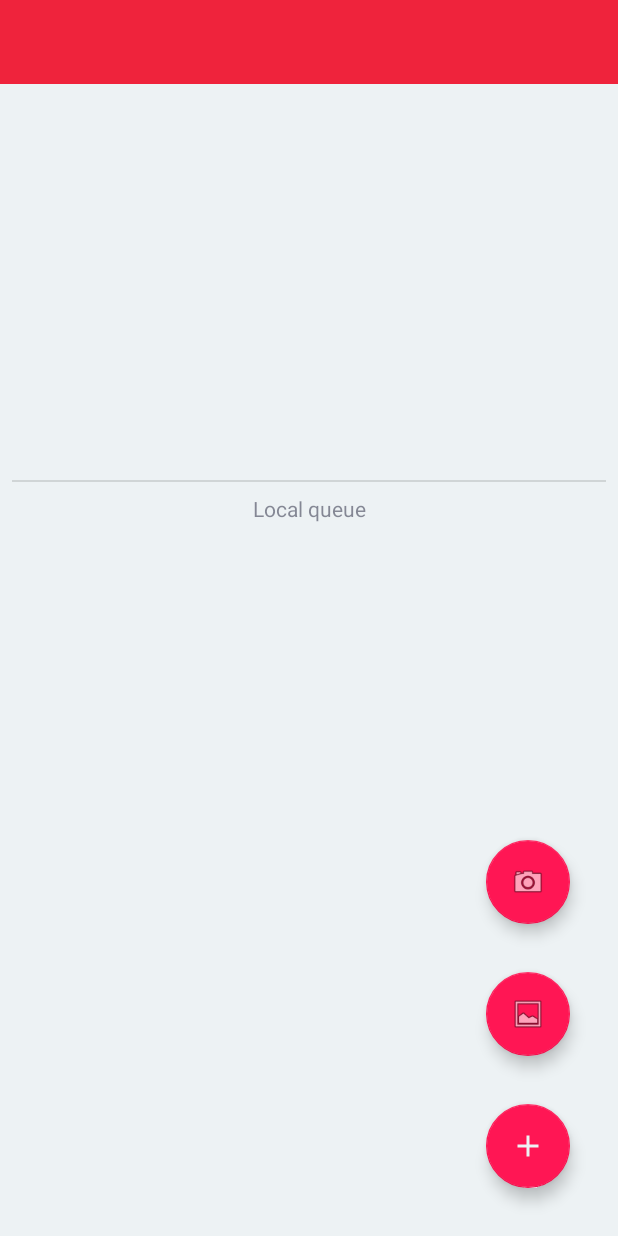
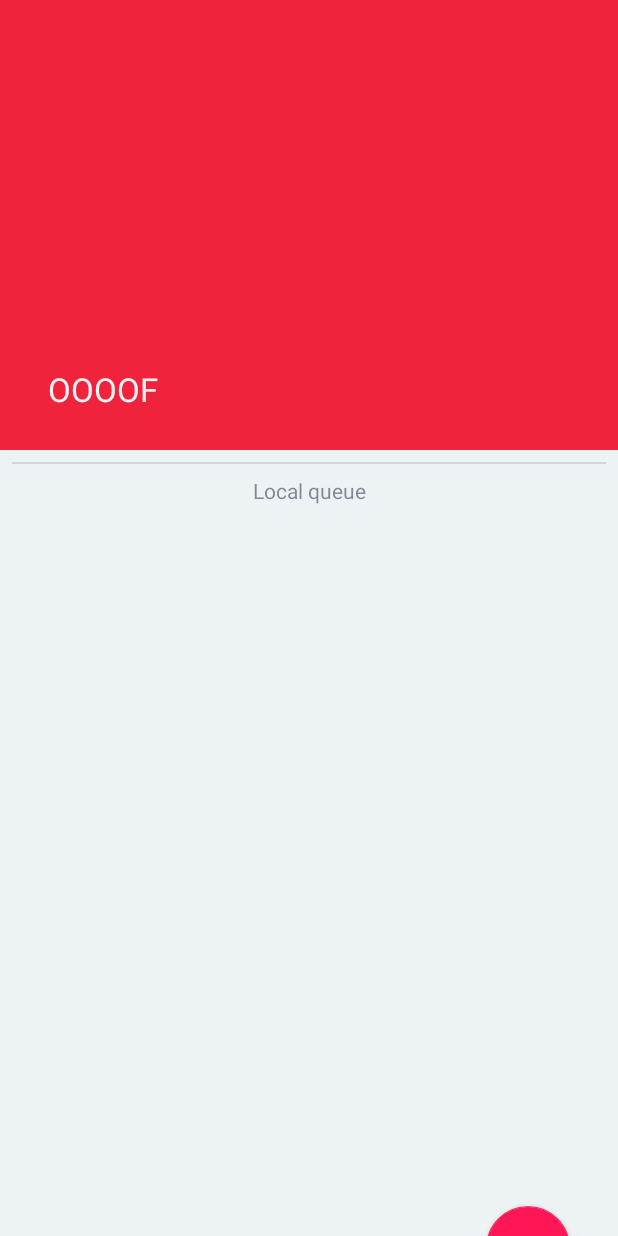
Before and after one commit to Sebastiaan-Alvarez-Rodriguez/Pythonator, an Android app: the layout activity_main.xml on its own in the app's theme, with its tools: preview values and no code run, on a phone screen of 412 x 824 dp. Run offline under Robolectric (Android 15) with nearby library versions, the phone set to English and light mode, and no system bars.

Commit message:
Theoretical implementation of coordination based layout handling

```diff
--- a/app/app/src/main/res/layout/activity_main.xml
+++ b/app/app/src/main/res/layout/activity_main.xml
@@ -1,109 +1,68 @@
 <?xml version="1.0" encoding="utf-8"?>
-<androidx.constraintlayout.widget.ConstraintLayout xmlns:android="http://schemas.android.com/apk/res/android"
+<androidx.coordinatorlayout.widget.CoordinatorLayout xmlns:android="http://schemas.android.com/apk/res/android"
     xmlns:app="http://schemas.android.com/apk/res-auto"
-    xmlns:tools="http://schemas.android.com/tools"
     android:id="@+id/main_layout"
     android:layout_width="match_parent"
-    android:layout_height="match_parent">
+    android:layout_height="match_parent"
+    android:fitsSystemWindows="true">
 
-    <androidx.appcompat.widget.Toolbar
-        android:id="@+id/main_toolbar"
+    <com.google.android.material.appbar.AppBarLayout
+        android:id="@+id/main_appbar"
         android:layout_width="match_parent"
-        android:layout_height="wrap_content"
-        app:layout_constraintEnd_toEndOf="parent"
-        app:layout_constraintStart_toStartOf="parent"
-        app:layout_constraintTop_toTopOf="parent"/>
+        android:layout_height="300dp"
+        android:fitsSystemWindows="true">
 
-    <include
-        android:id="@+id/include"
-        layout="@layout/item_image"
-        android:layout_width="0dp"
-        android:layout_height="wrap_content"
-        app:layout_constraintEnd_toEndOf="parent"
-        app:layout_constraintHorizontal_bias="0.0"
-        app:layout_constraintStart_toStartOf="parent"
-        app:layout_constraintTop_toBottomOf="@+id/main_toolbar" />
+        <com.google.android.material.appbar.CollapsingToolbarLayout
+            android:layout_width="match_parent"
+            android:layout_height="match_parent"
+            app:layout_scrollFlags="scroll|exitUntilCollapsed"
+            app:title="OOOOF"
+            app:collapsedTitleTextAppearance="@style/Toolbar.TextAppearance"
+            app:expandedTitleTextAppearance="@style/Toolbar.TextAppearance">
 
-    <View
-        android:id="@+id/main_divider"
+            <androidx.constraintlayout.widget.ConstraintLayout
                 android:layout_width="match_parent"
-        android:layout_height="1dp"
-        android:layout_marginStart="8dp"
-        android:layout_marginTop="8dp"
-        android:layout_marginEnd="8dp"
-        android:background="?android:attr/listDivider"
-        app:layout_constraintEnd_toEndOf="parent"
-        app:layout_constraintHorizontal_bias="0.0"
-        app:layout_constraintStart_toStartOf="parent"
-        app:layout_constraintTop_toBottomOf="@+id/include" />
-
-    <TextView
-        android:id="@+id/main_queue_text"
-        android:layout_width="wrap_content"
-        android:layout_height="wrap_content"
-        android:layout_marginTop="8dp"
-        android:text="Local queue"
-        app:layout_constraintEnd_toEndOf="parent"
-        app:layout_constraintStart_toStartOf="parent"
-        app:layout_constraintTop_toBottomOf="@+id/main_divider" />
-
-    <androidx.recyclerview.widget.RecyclerView
-        android:id="@+id/main_queue_list"
-        android:layout_width="0dp"
-        android:layout_height="0dp"
-        android:layout_marginStart="8dp"
-        android:layout_marginTop="16dp"
-        android:layout_marginEnd="8dp"
-        app:layout_behavior="@string/appbar_scrolling_view_behavior"
-        app:layout_constraintBottom_toBottomOf="parent"
-        app:layout_constraintEnd_toEndOf="parent"
-        app:layout_constraintHorizontal_bias="0.0"
-        app:layout_constraintStart_toStartOf="parent"
-        app:layout_constraintTop_toBottomOf="@+id/main_queue_text" />
+                android:layout_height="match_parent"
+                android:fitsSystemWindows="true"
+                app:layout_collapseMode="parallax"
+                android:scaleType="centerCrop">
 
                 <TextView
                     android:id="@+id/main_queue_nothing_drawn"
-        android:layout_width="wrap_content"
+                    android:layout_width="match_parent"
+                    android:textAlignment="center"
                     android:layout_height="wrap_content"
                     android:text="Nothing being drawn yet"
+                    android:textColor="@color/colorWindowBackground"
                     android:textSize="30sp"
                     android:visibility="invisible"
                     app:layout_constraintBottom_toBottomOf="@+id/include"
                     app:layout_constraintEnd_toEndOf="parent"
                     app:layout_constraintStart_toStartOf="parent"
                     app:layout_constraintTop_toTopOf="@+id/include" />
+                <include
+                    android:id="@+id/include"
+                    layout="@layout/item_image"
+                    android:layout_width="@dimen/image_width"
+                    android:layout_height="@dimen/image_height"
+                    app:layout_constraintEnd_toEndOf="parent"
+                    app:layout_constraintStart_toStartOf="parent"
+                    app:layout_constraintTop_toTopOf="parent"/>
+            </androidx.constraintlayout.widget.ConstraintLayout>
+            <androidx.appcompat.widget.Toolbar
+                android:id="@+id/main_toolbar"
+                android:layout_width="match_parent"
+                android:layout_height="?attr/actionBarSize"
+                app:layout_collapseMode="pin"
+                app:layout_constraintTop_toBottomOf="@id/include" />
 
-    <com.google.android.material.floatingactionbutton.FloatingActionButton
-        android:id="@+id/main_fab_camera"
-        android:layout_width="wrap_content"
-        android:layout_height="wrap_content"
-        android:layout_marginEnd="32dp"
-        android:layout_marginBottom="32dp"
-        android:clickable="true"
-        app:layout_constraintBottom_toTopOf="@+id/main_fab_gallery"
-        app:layout_constraintEnd_toEndOf="parent"
-        app:srcCompat="@android:drawable/ic_menu_camera" />
+        </com.google.android.material.appbar.CollapsingToolbarLayout>
+    </com.google.android.material.appbar.AppBarLayout>
 
-    <com.google.android.material.floatingactionbutton.FloatingActionButton
-        android:id="@+id/main_fab_gallery"
-        android:layout_width="wrap_content"
-        android:layout_height="wrap_content"
-        android:layout_marginEnd="32dp"
-        android:layout_marginBottom="32dp"
-        android:clickable="true"
-        app:layout_constraintBottom_toTopOf="@+id/main_fab_add"
-        app:layout_constraintEnd_toEndOf="parent"
-        app:srcCompat="@android:drawable/ic_menu_gallery" />
+    <include
+        layout="@layout/image_queue"
+        android:layout_width="match_parent"
+        android:layout_height="match_parent"
+        app:layout_behavior="@string/appbar_scrolling_view_behavior"/>
 
-    <com.google.android.material.floatingactionbutton.FloatingActionButton
-        android:id="@+id/main_fab_add"
-        android:layout_width="wrap_content"
-        android:layout_height="wrap_content"
-        android:layout_marginEnd="32dp"
-        android:layout_marginBottom="32dp"
-        android:clickable="true"
-        app:layout_constraintBottom_toBottomOf="parent"
-        app:layout_constraintEnd_toEndOf="parent"
-        app:srcCompat="@drawable/ic_add" />
-
-</androidx.constraintlayout.widget.ConstraintLayout>
+</androidx.coordinatorlayout.widget.CoordinatorLayout>
--- /dev/null
+++ b/app/app/src/main/res/layout/image_queue.xml
@@ -0,0 +1,78 @@
+<?xml version="1.0" encoding="utf-8"?>
+<androidx.constraintlayout.widget.ConstraintLayout xmlns:android="http://schemas.android.com/apk/res/android"
+    xmlns:app="http://schemas.android.com/apk/res-auto"
+    android:orientation="vertical"
+    android:layout_width="match_parent"
+    android:layout_height="match_parent">
+
+
+    <View
+        android:id="@+id/main_divider"
+        android:layout_width="match_parent"
+        android:layout_height="1dp"
+        android:layout_marginStart="8dp"
+        android:layout_marginTop="8dp"
+        android:layout_marginEnd="8dp"
+        android:background="?android:attr/listDivider"
+        app:layout_constraintEnd_toEndOf="parent"
+        app:layout_constraintHorizontal_bias="0.0"
+        app:layout_constraintStart_toStartOf="parent"
+        app:layout_constraintTop_toTopOf="parent" />
+
+    <TextView
+        android:id="@+id/main_queue_text"
+        android:layout_width="wrap_content"
+        android:layout_height="wrap_content"
+        android:layout_marginTop="8dp"
+        android:text="Local queue"
+        app:layout_constraintEnd_toEndOf="parent"
+        app:layout_constraintStart_toStartOf="parent"
+        app:layout_constraintTop_toBottomOf="@+id/main_divider" />
+
+    <androidx.recyclerview.widget.RecyclerView
+        android:id="@+id/main_queue_list"
+        android:layout_width="0dp"
+        android:layout_height="0dp"
+        android:layout_marginStart="8dp"
+        android:layout_marginTop="16dp"
+        android:layout_marginEnd="8dp"
+        app:layout_behavior="@string/appbar_scrolling_view_behavior"
+        app:layout_constraintBottom_toBottomOf="parent"
+        app:layout_constraintEnd_toEndOf="parent"
+        app:layout_constraintHorizontal_bias="0.0"
+        app:layout_constraintStart_toStartOf="parent"
+        app:layout_constraintTop_toBottomOf="@+id/main_queue_text" />
+
+    <com.google.android.material.floatingactionbutton.FloatingActionButton
+        android:id="@+id/main_fab_camera"
+        android:layout_width="wrap_content"
+        android:layout_height="wrap_content"
+        android:layout_marginEnd="32dp"
+        android:layout_marginBottom="32dp"
+        android:clickable="true"
+        app:layout_constraintBottom_toTopOf="@+id/main_fab_gallery"
+        app:layout_constraintEnd_toEndOf="parent"
+        app:srcCompat="@android:drawable/ic_menu_camera" />
+
+    <com.google.android.material.floatingactionbutton.FloatingActionButton
+        android:id="@+id/main_fab_gallery"
+        android:layout_width="wrap_content"
+        android:layout_height="wrap_content"
+        android:layout_marginEnd="32dp"
+        android:layout_marginBottom="32dp"
+        android:clickable="true"
+        app:layout_constraintBottom_toTopOf="@+id/main_fab_add"
+        app:layout_constraintEnd_toEndOf="parent"
+        app:srcCompat="@android:drawable/ic_menu_gallery" />
+
+    <com.google.android.material.floatingactionbutton.FloatingActionButton
+        android:id="@+id/main_fab_add"
+        android:layout_width="wrap_content"
+        android:layout_height="wrap_content"
+        android:layout_marginEnd="32dp"
+        android:layout_marginBottom="32dp"
+        android:clickable="true"
+        app:layout_constraintBottom_toBottomOf="parent"
+        app:layout_constraintEnd_toEndOf="parent"
+        app:srcCompat="@drawable/ic_add" />
+</androidx.constraintlayout.widget.ConstraintLayout>
--- a/app/app/src/main/res/values/dimens.xml
+++ b/app/app/src/main/res/values/dimens.xml
@@ -2,7 +2,12 @@
     <!-- Default screen margins, per the Android Design guidelines. -->
     <dimen name="activity_horizontal_margin">16dp</dimen>
     <dimen name="activity_vertical_margin">16dp</dimen>
+
     <dimen name="appbar_padding">16dp</dimen>
     <dimen name="fab_margin">16dp</dimen>
     <dimen name="appbar_padding_top">8dp</dimen>
+
+
+    <dimen name="image_width">256dp</dimen>
+    <dimen name="image_height">256dp</dimen>
 </resources>
```
Lines whose indentation alone changed are shown as unchanged.
